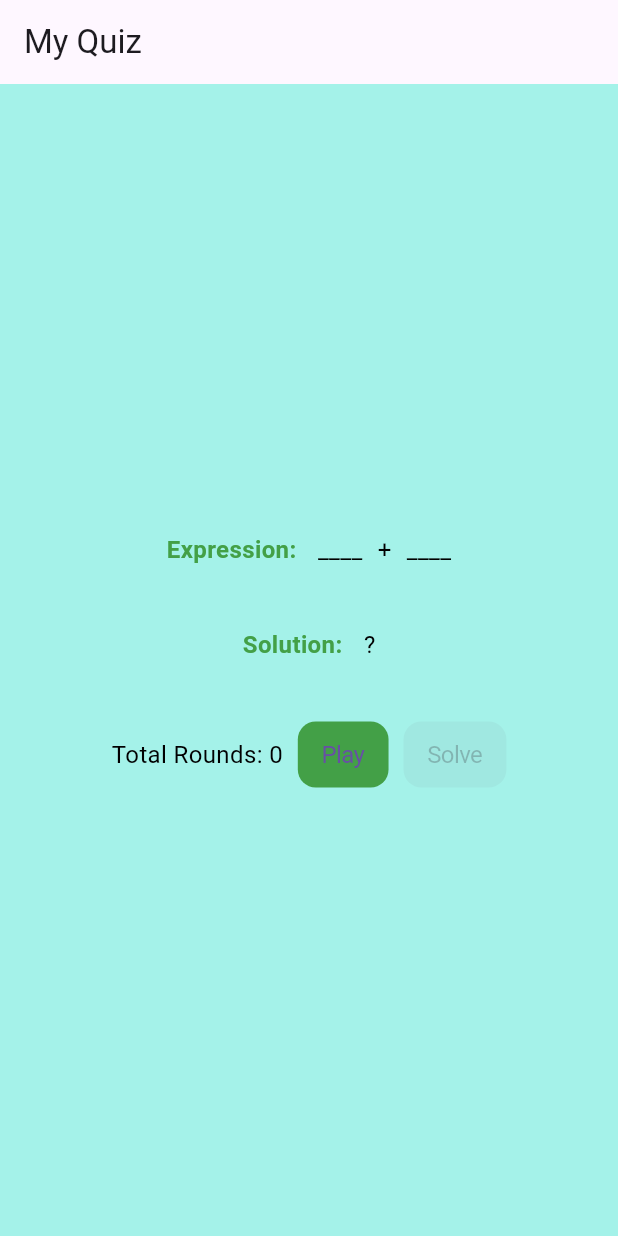
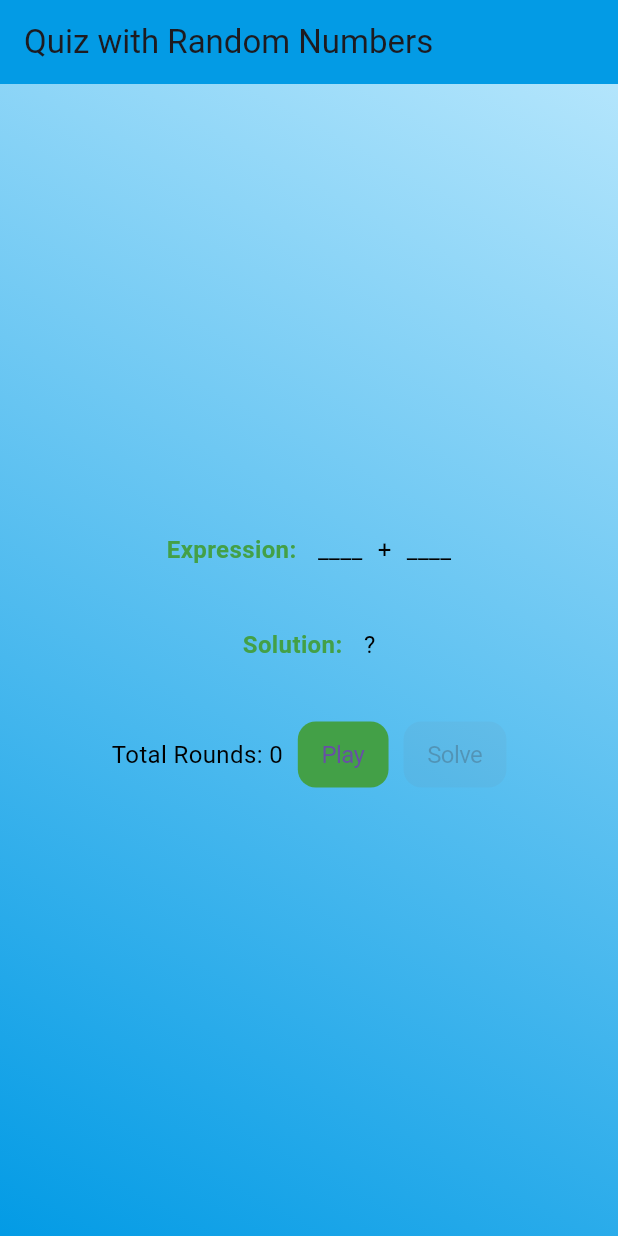
Before and after one commit to Vishal7017/ThirdApp, a Flutter app: the screen it shows after launch, on a phone screen of 412 x 824 dp. Run offline on Flutter 3.47's test engine with Material 3 defaults, Android fonts, the phone set to English and light mode, and no system bars.

Commit message:
Backgrounds

```diff
--- a/lib/main.dart
+++ b/lib/main.dart
@@ -37,11 +37,18 @@ class _QuizHomePageState extends State<QuizHomePage> {
   @override
   Widget build(BuildContext context) {
     return Scaffold(
-      backgroundColor: Color.fromARGB(255, 164, 242, 233),
       appBar: AppBar(
-        title: Text('My Quiz'),
+        title: Text('Quiz with Random Numbers'),
+        backgroundColor: Colors.lightBlue[600],
       ),
-      body: Center(
+      body: Container(
+        decoration: BoxDecoration(
+          gradient: LinearGradient(
+            begin: Alignment.topRight,
+            end: Alignment.bottomLeft,
+            colors: [Colors.lightBlue[100]!, Colors.lightBlue[600]!],
+          ),
+        ),
         child: Column(
           mainAxisAlignment: MainAxisAlignment.center,
           children: [
```
Also changed, not shown: 2 other files.
